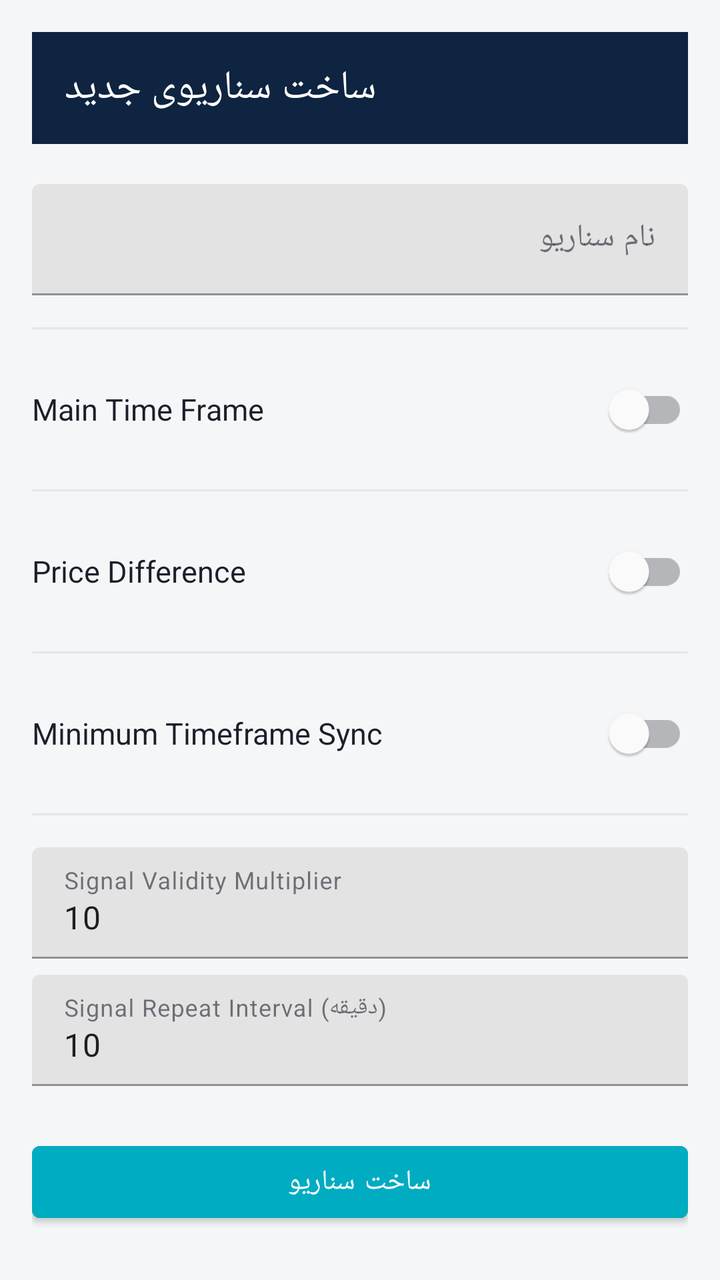
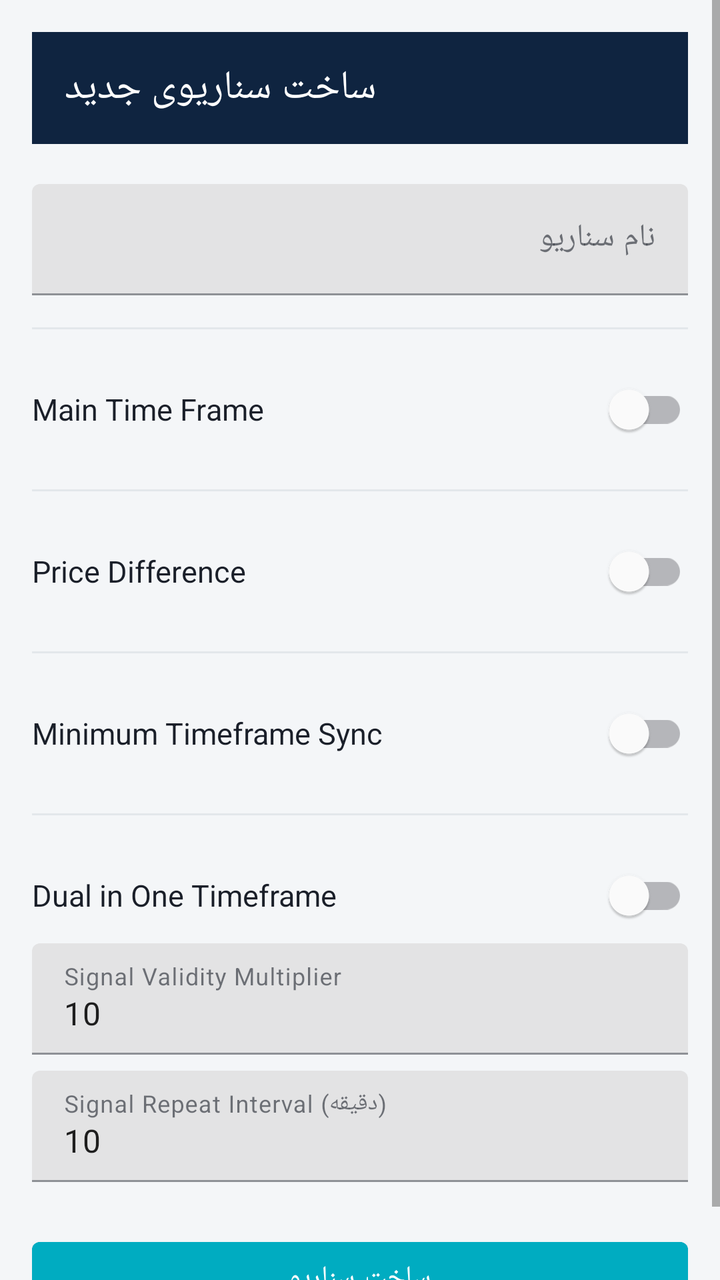

An Android layout rendered at two revisions. The XML below is the earlier revision; the diff shows what the commit changed to produce the second picture.
<!-- AndroidManifest.xml: application theme Theme.MT5Dashboard -->
<!-- res/layout/activity_create_scenario.xml -->
<?xml version="1.0" encoding="utf-8"?>
<ScrollView
    xmlns:android="http://schemas.android.com/apk/res/android"
    android:layout_width="match_parent"
    android:layout_height="match_parent"
    android:background="@color/colorBackground">

    <LinearLayout
        android:layout_width="match_parent"
        android:layout_height="wrap_content"
        android:orientation="vertical"
        android:padding="16dp">

        <androidx.appcompat.widget.Toolbar
            android:id="@+id/toolbar"
            android:layout_width="match_parent"
            android:layout_height="?attr/actionBarSize"
            android:layout_marginBottom="12dp"
            android:background="@color/colorPrimary"
            android:theme="@style/ToolbarTheme"
            app:title="@string/create_scenario_title"
            app:titleTextColor="@android:color/white"
            xmlns:app="http://schemas.android.com/apk/res-auto" />

        <com.google.android.material.textfield.TextInputLayout
            android:layout_width="match_parent"
            android:layout_height="wrap_content"
            android:layout_marginTop="8dp">
            <com.google.android.material.textfield.TextInputEditText
                android:id="@+id/inputName"
                android:layout_width="match_parent"
                android:layout_height="wrap_content"
                android:hint="@string/scenario_name_hint" />
        </com.google.android.material.textfield.TextInputLayout>

        <View
            android:layout_width="match_parent"
            android:layout_height="1dp"
            android:layout_marginVertical="16dp"
            android:background="@color/colorDivider" />

        
        <LinearLayout
            android:layout_width="match_parent"
            android:layout_height="wrap_content"
            android:orientation="horizontal"
            android:gravity="center_vertical">

            <TextView
                android:layout_width="0dp"
                android:layout_height="wrap_content"
                android:layout_weight="1"
                android:text="@string/scenario_main_timeframe_label"
                android:textColor="?attr/colorOnSurface"
                android:textSize="15sp" />

            <com.google.android.material.switchmaterial.SwitchMaterial
                android:id="@+id/switchMainTimeFrame"
                android:layout_width="wrap_content"
                android:layout_height="wrap_content" />
        </LinearLayout>

        <Spinner
            android:id="@+id/spinnerMainTimeframe"
            android:layout_width="match_parent"
            android:layout_height="wrap_content"
            android:layout_marginTop="8dp"
            android:visibility="gone" />

        <View
            android:layout_width="match_parent"
            android:layout_height="1dp"
            android:layout_marginVertical="16dp"
            android:background="@color/colorDivider" />

        
        <LinearLayout
            android:layout_width="match_parent"
            android:layout_height="wrap_content"
            android:orientation="horizontal"
            android:gravity="center_vertical">

            <TextView
                android:layout_width="0dp"
                android:layout_height="wrap_content"
                android:layout_weight="1"
                android:text="@string/scenario_price_difference_label"
                android:textColor="?attr/colorOnSurface"
                android:textSize="15sp" />

            <com.google.android.material.switchmaterial.SwitchMaterial
                android:id="@+id/switchPriceDifference"
                android:layout_width="wrap_content"
                android:layout_height="wrap_content" />
        </LinearLayout>

        <View
            android:layout_width="match_parent"
            android:layout_height="1dp"
            android:layout_marginVertical="16dp"
            android:background="@color/colorDivider" />

        
        <LinearLayout
            android:layout_width="match_parent"
            android:layout_height="wrap_content"
            android:orientation="horizontal"
            android:gravity="center_vertical">

            <TextView
                android:layout_width="0dp"
                android:layout_height="wrap_content"
                android:layout_weight="1"
                android:text="@string/scenario_minimum_timeframe_sync_label"
                android:textColor="?attr/colorOnSurface"
                android:textSize="15sp" />

            <com.google.android.material.switchmaterial.SwitchMaterial
                android:id="@+id/switchMinimumTimeframeSync"
                android:layout_width="wrap_content"
                android:layout_height="wrap_content" />
        </LinearLayout>

        <com.google.android.material.textfield.TextInputLayout
            android:id="@+id/layoutMinimumTimeframeCount"
            android:layout_width="match_parent"
            android:layout_height="wrap_content"
            android:layout_marginTop="8dp"
            android:visibility="gone">
            <com.google.android.material.textfield.TextInputEditText
                android:id="@+id/inputMinimumTimeframeCount"
                android:layout_width="match_parent"
                android:layout_height="wrap_content"
                android:inputType="number"
                android:text="2"
                android:hint="@string/scenario_minimum_timeframe_count_label" />
        </com.google.android.material.textfield.TextInputLayout>

        <View
            android:layout_width="match_parent"
            android:layout_height="1dp"
            android:layout_marginVertical="16dp"
            android:background="@color/colorDivider" />

        <com.google.android.material.textfield.TextInputLayout
            android:layout_width="match_parent"
            android:layout_height="wrap_content">
            <com.google.android.material.textfield.TextInputEditText
                android:id="@+id/inputValidityMultiplier"
                android:layout_width="match_parent"
                android:layout_height="wrap_content"
                android:inputType="number"
                android:text="10"
                android:hint="@string/scenario_validity_multiplier_label" />
        </com.google.android.material.textfield.TextInputLayout>

        <com.google.android.material.textfield.TextInputLayout
            android:layout_width="match_parent"
            android:layout_height="wrap_content"
            android:layout_marginTop="8dp">
            <com.google.android.material.textfield.TextInputEditText
                android:id="@+id/inputRepeatInterval"
                android:layout_width="match_parent"
                android:layout_height="wrap_content"
                android:inputType="number"
                android:text="10"
                android:hint="@string/scenario_repeat_interval_label" />
        </com.google.android.material.textfield.TextInputLayout>

        <com.google.android.material.button.MaterialButton
            android:id="@+id/buttonSave"
            android:layout_width="match_parent"
            android:layout_height="wrap_content"
            android:layout_marginTop="24dp"
            android:text="@string/scenario_save_button"
            android:backgroundTint="@color/colorAccent" />

    </LinearLayout>
</ScrollView>
<!-- resources referenced by this layout -->
<resources>
  <color name="colorAccent">#00ACC1</color>
  <color name="colorBackground">#F4F6F8</color>
  <color name="colorDivider">#E3E7EB</color>
  <color name="colorPrimary">#0F2440</color>
  <string name="create_scenario_title">ساخت سناریوی جدید</string>
  <string name="scenario_main_timeframe_label">Main Time Frame</string>
  <string name="scenario_minimum_timeframe_count_label">حداقل تعداد تایم‌فریم هم‌زمان</string>
  <string name="scenario_minimum_timeframe_sync_label">Minimum Timeframe Sync</string>
  <string name="scenario_name_hint">نام سناریو</string>
  <string name="scenario_price_difference_label">Price Difference</string>
  <string name="scenario_repeat_interval_label">Signal Repeat Interval (دقیقه)</string>
  <string name="scenario_save_button">ساخت سناریو</string>
  <string name="scenario_validity_multiplier_label">Signal Validity Multiplier</string>
  <style name="ToolbarTheme" parent="ThemeOverlay.MaterialComponents.Dark.ActionBar" />
  <style name="Theme.MT5Dashboard" parent="Theme.MaterialComponents.DayNight.NoActionBar">
          <item name="colorPrimary">@color/colorPrimary</item>
          <item name="colorPrimaryDark">@color/colorPrimaryDark</item>
          <item name="colorOnPrimary">@color/colorOnPrimary</item>
          <item name="colorAccent">@color/colorAccent</item>
          <item name="colorSurface">@color/colorSurface</item>
          <item name="colorOnSurface">@color/colorOnSurface</item>
          <item name="android:windowBackground">@color/colorBackground</item>
          <item name="android:statusBarColor">@color/colorPrimaryDark</item>
      </style>
  <color name="colorPrimaryDark">#081527</color>
  <color name="colorOnPrimary">#FFFFFF</color>
  <color name="colorSurface">#FFFFFF</color>
  <color name="colorOnSurface">#1A1F29</color>
</resources>

<!-- the commit's change to res/layout/activity_create_scenario.xml (unified diff, before → after) -->
@@ -142,6 +142,27 @@
             android:layout_marginVertical="16dp"
             android:background="@color/colorDivider" />
 
+        
+        <LinearLayout
+            android:layout_width="match_parent"
+            android:layout_height="wrap_content"
+            android:orientation="horizontal"
+            android:gravity="center_vertical">
+
+            <TextView
+                android:layout_width="0dp"
+                android:layout_height="wrap_content"
+                android:layout_weight="1"
+                android:text="@string/scenario_dual_timeframe_label"
+                android:textColor="?attr/colorOnSurface"
+                android:textSize="15sp" />
+
+            <com.google.android.material.switchmaterial.SwitchMaterial
+                android:id="@+id/switchDualTimeframe"
+                android:layout_width="wrap_content"
+                android:layout_height="wrap_content" />
+        </LinearLayout>
+
         <com.google.android.material.textfield.TextInputLayout
             android:layout_width="match_parent"
             android:layout_height="wrap_content">
<!-- resource entries referenced after the edit -->
@@ -5,6 +5,7 @@
   <color name="colorDivider">#E3E7EB</color>
   <color name="colorPrimary">#0F2440</color>
   <string name="create_scenario_title">ساخت سناریوی جدید</string>
+  <string name="scenario_dual_timeframe_label">Dual in One Timeframe</string>
   <string name="scenario_main_timeframe_label">Main Time Frame</string>
   <string name="scenario_minimum_timeframe_count_label">حداقل تعداد تایم‌فریم هم‌زمان</string>
   <string name="scenario_minimum_timeframe_sync_label">Minimum Timeframe Sync</string>
